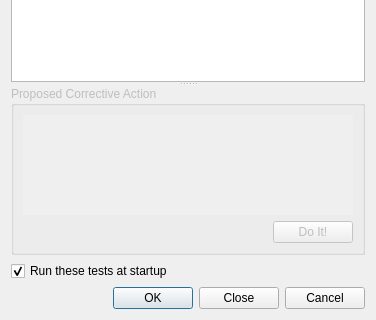
Old version of the form dialogs/selftestdialog.ui in the repository sensama/kleopatra; both pictures show x 0 to 376 and y 180 to 500 of the 376 by 500 pixel window.
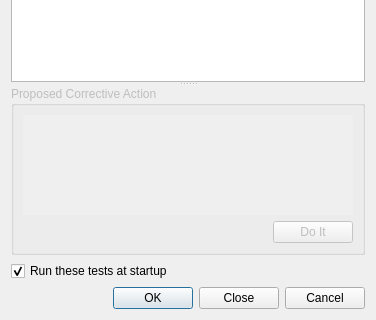
New version of the form. Custom widgets are drawn as their Qt base class.

```diff
--- a/dialogs/selftestdialog.ui
+++ b/dialogs/selftestdialog.ui
@@ -121,7 +121,7 @@
             <bool>false</bool>
            </property>
            <property name="text" >
-            <string>Do It!</string>
+            <string>Do It</string>
            </property>
           </widget>
          </item>
```
